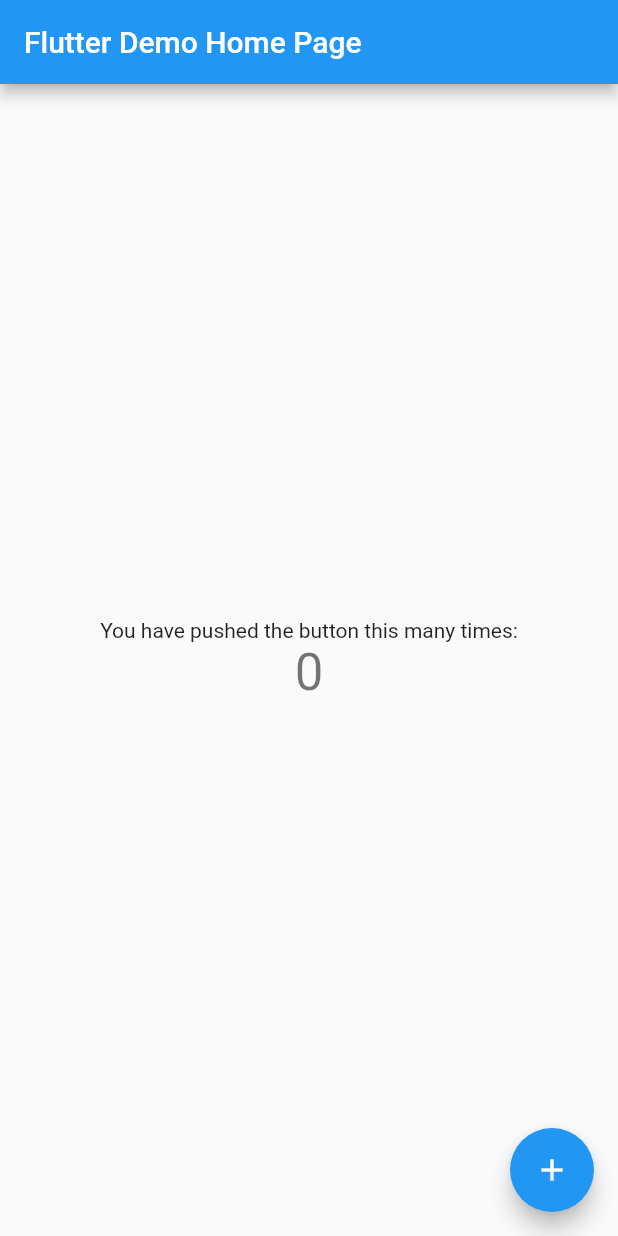
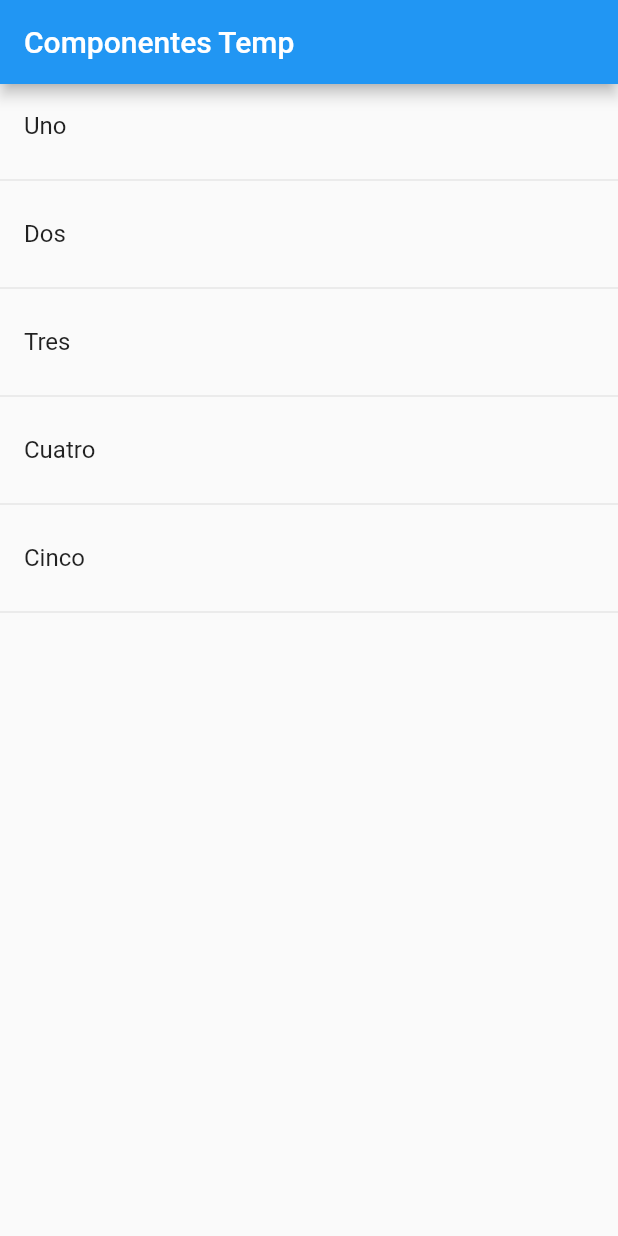
Before and after one commit to keremyalex/componentes, a Flutter app: the screen it shows after launch, on a phone screen of 412 x 824 dp. Run offline on Flutter 3.47's test engine with Material 2 defaults, Android fonts, the phone set to English and light mode, and no system bars.

Commit message:
video 6 6 ListTile

```diff
--- a/lib/main.dart
+++ b/lib/main.dart
@@ -1,117 +1,15 @@
+import 'package:componentes/src/pages/home_temp.dart';
 import 'package:flutter/material.dart';
 
-void main() {
-  runApp(MyApp());
-}
+void main() => runApp(MyApp());
 
 class MyApp extends StatelessWidget {
-  // This widget is the root of your application.
   @override
   Widget build(BuildContext context) {
     return MaterialApp(
-      title: 'Flutter Demo',
-      theme: ThemeData(
-        // This is the theme of your application.
-        //
-        // Try running your application with "flutter run". You'll see the
-        // application has a blue toolbar. Then, without quitting the app, try
-        // changing the primarySwatch below to Colors.green and then invoke
-        // "hot reload" (press "r" in the console where you ran "flutter run",
-        // or simply save your changes to "hot reload" in a Flutter IDE).
-        // Notice that the counter didn't reset back to zero; the application
-        // is not restarted.
-        primarySwatch: Colors.blue,
-        // This makes the visual density adapt to the platform that you run
-        // the app on. For desktop platforms, the controls will be smaller and
-        // closer together (more dense) than on mobile platforms.
-        visualDensity: VisualDensity.adaptivePlatformDensity,
-      ),
-      home: MyHomePage(title: 'Flutter Demo Home Page'),
+      title: 'Componentes APP',
+      debugShowCheckedModeBanner: false,
+      home: HomePageTemp()
     );
   }
 }
-
-class MyHomePage extends StatefulWidget {
-  MyHomePage({Key key, this.title}) : super(key: key);
-
-  // This widget is the home page of your application. It is stateful, meaning
-  // that it has a State object (defined below) that contains fields that affect
-  // how it looks.
-
-  // This class is the configuration for the state. It holds the values (in this
-  // case the title) provided by the parent (in this case the App widget) and
-  // used by the build method of the State. Fields in a Widget subclass are
-  // always marked "final".
-
-  final String title;
-
-  @override
-  _MyHomePageState createState() => _MyHomePageState();
-}
-
-class _MyHomePageState extends State<MyHomePage> {
-  int _counter = 0;
-
-  void _incrementCounter() {
-    setState(() {
-      // This call to setState tells the Flutter framework that something has
-      // changed in this State, which causes it to rerun the build method below
-      // so that the display can reflect the updated values. If we changed
-      // _counter without calling setState(), then the build method would not be
-      // called again, and so nothing would appear to happen.
-      _counter++;
-    });
-  }
-
-  @override
-  Widget build(BuildContext context) {
-    // This method is rerun every time setState is called, for instance as done
-    // by the _incrementCounter method above.
-    //
-    // The Flutter framework has been optimized to make rerunning build methods
-    // fast, so that you can just rebuild anything that needs updating rather
-    // than having to individually change instances of widgets.
-    return Scaffold(
-      appBar: AppBar(
-        // Here we take the value from the MyHomePage object that was created by
-        // the App.build method, and use it to set our appbar title.
-        title: Text(widget.title),
-      ),
-      body: Center(
-        // Center is a layout widget. It takes a single child and positions it
-        // in the middle of the parent.
-        child: Column(
-          // Column is also a layout widget. It takes a list of children and
-          // arranges them vertically. By default, it sizes itself to fit its
-          // children horizontally, and tries to be as tall as its parent.
-          //
-          // Invoke "debug painting" (press "p" in the console, choose the
-          // "Toggle Debug Paint" action from the Flutter Inspector in Android
-          // Studio, or the "Toggle Debug Paint" command in Visual Studio Code)
-          // to see the wireframe for each widget.
-          //
-          // Column has various properties to control how it sizes itself and
-          // how it positions its children. Here we use mainAxisAlignment to
-          // center the children vertically; the main axis here is the vertical
-          // axis because Columns are vertical (the cross axis would be
-          // horizontal).
-          mainAxisAlignment: MainAxisAlignment.center,
-          children: <Widget>[
-            Text(
-              'You have pushed the button this many times:',
-            ),
-            Text(
-              '$_counter',
-              style: Theme.of(context).textTheme.headline4,
-            ),
-          ],
-        ),
-      ),
-      floatingActionButton: FloatingActionButton(
-        onPressed: _incrementCounter,
-        tooltip: 'Increment',
-        child: Icon(Icons.add),
-      ), // This trailing comma makes auto-formatting nicer for build methods.
-    );
-  }
-}
--- /dev/null
+++ b/lib/src/pages/home_temp.dart
@@ -0,0 +1,40 @@
+import 'package:flutter/material.dart';
+
+class HomePageTemp extends StatelessWidget {
+
+  final opciones = ['Uno', 'Dos', 'Tres', 'Cuatro', 'Cinco'];
+
+  @override
+  Widget build(BuildContext context) {
+    return Scaffold(
+      appBar: AppBar(
+        title: Text('Componentes Temp'),
+      ),
+      body: ListView(
+        children: _crearItems()
+      ),
+    );
+  }
+
+  List<Widget> _crearItems() {
+
+    List<Widget> lista = new List<Widget>();
+
+    for (String opt in opciones) {
+
+      final tempWidget = ListTile(
+        title: Text(opt),
+      );
+
+      lista.add(tempWidget);
+      lista.add(Divider());
+    }
+
+    return lista;
+  }
+
+  List<Widget> _crearItemsCorta() {
+    return [];
+  }
+
+}
```
